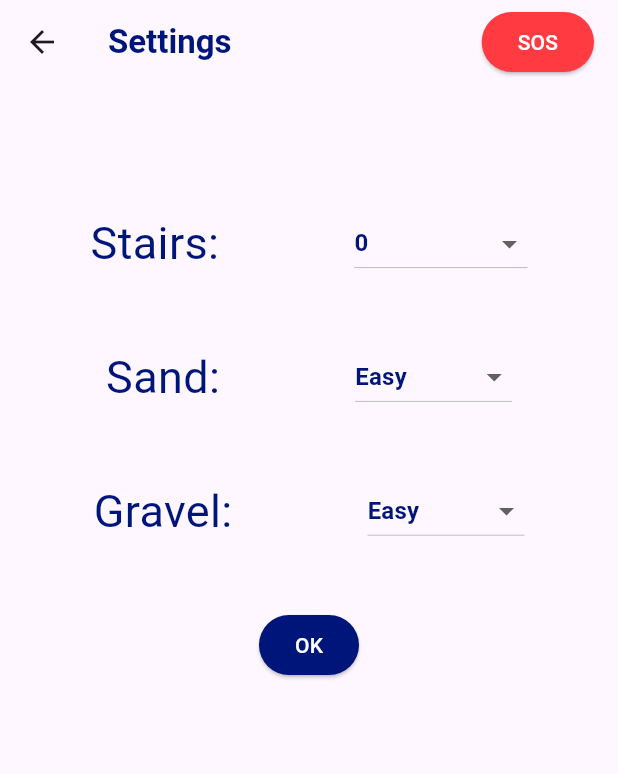
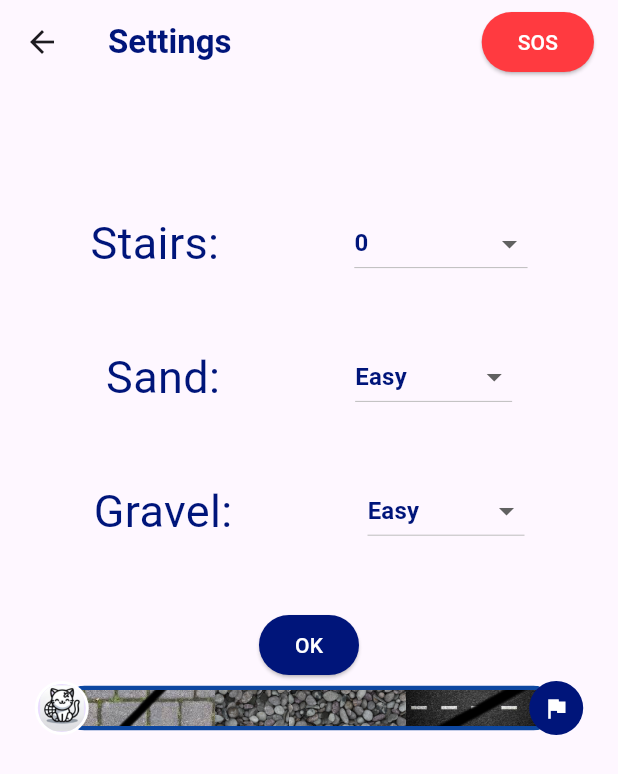
Before and after one commit to SunJet72/ableapp-front, a Flutter app: the SettingsScreen screen opened directly, after a tap on "SOS", on a phone screen of 412 x 824 dp. Shown: the top 774 px of the screen. Run offline on Flutter 3.47's test engine with Material 3 defaults, Android fonts, the phone set to English and light mode, and no system bars; our stand-ins replace equatable, flutter_bloc, flutter_map, flutter_native_splash, get_it, latlong2 and 1 more; missing offline and left inert: flutter_dial_knob, flutter_map_location_marker.

Commit message:
added progress bar

```diff
--- a/lib/features/maps/presentation/screens/settings_screen.dart
+++ b/lib/features/maps/presentation/screens/settings_screen.dart
@@ -2,9 +2,11 @@ import 'package:able_app/config/constants/app_colors.dart';
 import 'package:able_app/config/enums/stairs_enum.dart';
 import 'package:able_app/config/enums/terrain_enum.dart';
 import 'package:able_app/features/maps/presentation/blocs/user/user_bloc.dart';
+import 'package:able_app/features/maps/presentation/shared/progress_bar.dart';
 
 import 'package:flutter/material.dart';
 import 'package:flutter_bloc/flutter_bloc.dart';
+import 'package:url_launcher/url_launcher.dart';
 
 class SettingsScreen extends StatefulWidget {
   const SettingsScreen({super.key});
@@ -21,6 +23,16 @@ class _SettingsScreenState extends State<SettingsScreen> {
   String selectedSand = "?";
   String selectedGravel = "?";
   String selectedLanguage = "English";
+
+
+  void _callPhoneNumber(String number) async {
+  final Uri url = Uri(scheme: 'tel', path: number);
+  if (await canLaunchUrl(url)) {
+    await launchUrl(url);
+  } else {
+   print("Could not laungh $url");
+  }
+}
 
   @override
   Widget build(BuildContext context) {
@@ -39,6 +51,7 @@ class _SettingsScreenState extends State<SettingsScreen> {
             ElevatedButton(
                     onPressed: () {
                     print("mama");
+                    _callPhoneNumber("+4917636089141");
                     },
                     child: const Text(
                       "SOS",
@@ -420,6 +433,7 @@ class _SettingsScreenState extends State<SettingsScreen> {
                 backgroundColor: AppColors.appBlue,
               ),
             ),
+            ProgressBar()
           ],
         ),
       ),
--- /dev/null
+++ b/lib/features/maps/presentation/shared/progress_bar.dart
@@ -0,0 +1,137 @@
+import 'package:able_app/config/constants/app_colors.dart';
+import 'package:flutter/material.dart';
+
+class ProgressBar extends StatefulWidget {
+  const ProgressBar({super.key});
+  final double progress = 0.45; // Прогресс от 0.0 до 1.0
+
+  @override
+  State<ProgressBar> createState() => _ProgressBarState();
+}
+
+class _ProgressBarState extends State<ProgressBar> {
+  final List<String> textures = [
+    'lib/images/coublestone_stairs.png',
+    'lib/images/grawel.jpg',
+    'lib/images/road_stairs.png',
+  ];
+  final List<double> segmentPercents = [0.3, 0.4, 0.3]; // Сумма = 1.0
+
+
+ @override
+Widget build(BuildContext context) {
+  final double barWidth = MediaQuery.of(context).size.width * 0.8;
+  final double barHeight = 30;
+  final double indicatorRadius = 18;
+
+  return SizedBox(
+    width: barWidth + indicatorRadius * 2,
+    height: barHeight + indicatorRadius,
+    child: Stack(
+      alignment: Alignment.center,
+      children: [
+        // Прогрессбар
+        Positioned(
+          left: indicatorRadius,
+          top: (indicatorRadius - barHeight / 2),
+          child: ClipRRect(
+            borderRadius: BorderRadius.circular(20),
+            child: Container(
+              width: barWidth,
+              height: barHeight,
+              decoration: BoxDecoration(
+                border: Border.all(color: Colors.blue[900]!, width: 3),
+                borderRadius: BorderRadius.circular(20),
+              ),
+              child: Stack(
+                children: [
+                  _buildFullSegments(barWidth, barHeight),
+                  _buildProgressOverlay(barWidth, barHeight),
+                ],
+              ),
+            ),
+          ),
+        ),
+
+        // Круглый индикатор пользователя
+        Positioned(
+          left: 0,
+          top: 0,
+          child: CircleAvatar(
+            radius: indicatorRadius,
+            backgroundColor: Colors.white,
+            child: CircleAvatar(
+              radius: indicatorRadius - 2,
+              backgroundImage: AssetImage( 'lib/images/cat_logo.png'),
+
+            ),
+          ),
+        ),
+
+        // Финиш-флаг
+        Positioned(
+          right: 0,
+          top: 0,
+          child: CircleAvatar(
+            radius: indicatorRadius,
+            backgroundColor: AppColors.appBlue,
+            child: Icon(Icons.flag, color: Colors.white, size: 18),
+          ),
+        ),
+      ],
+    ),
+  );
+}
+
+
+  /// Фон: все текстуры по очереди
+  Widget _buildFullSegments(double totalWidth, double height) {
+    return Row(
+  children: List.generate(textures.length, (i) {
+    return Expanded(
+      flex: (segmentPercents[i] * 1000).round(), // Пропорции в целых числах
+      child: Image.asset(
+        textures[i],
+        fit: BoxFit.cover,
+        height: height,
+      ),
+    );
+  }),
+);
+  }
+
+  /// Прогресс-оверлей: только частично заполняет
+  Widget _buildProgressOverlay(double totalWidth, double height) {
+    List<Widget> progressSegments = [];
+    double usedProgress = 0;
+
+    for (int i = 0; i < textures.length; i++) {
+      double maxSegmentProgress = segmentPercents[i];
+      double segmentWidth = totalWidth * maxSegmentProgress;
+
+      if (widget.progress <= usedProgress) break;
+
+      double progressInSegment = (widget.progress - usedProgress).clamp(0, maxSegmentProgress);
+      double widthFactor = progressInSegment / maxSegmentProgress;
+
+      progressSegments.add(
+        ClipRect(
+          child: Align(
+            alignment: Alignment.centerLeft,
+            widthFactor: widthFactor,
+            child: Image.asset(
+              textures[i],
+              fit: BoxFit.cover,
+              width: segmentWidth,
+              height: height,
+            ),
+          ),
+        ),
+      );
+
+      usedProgress += maxSegmentProgress;
+    }
+
+    return Row(children: progressSegments);
+  }
+}
--- a/lib/main.dart
+++ b/lib/main.dart
@@ -1,4 +1,5 @@
 import 'package:able_app/features/maps/presentation/screens/landing_screen.dart';
+import 'package:able_app/features/maps/presentation/screens/settings_screen.dart';
 import 'package:flutter/material.dart';
 import 'package:flutter/services.dart';
 import 'package:flutter_bloc/flutter_bloc.dart';
@@ -34,8 +35,8 @@ class AbleApp extends StatelessWidget {
         themeMode: ThemeMode.light,
         theme: AppTheme.light,
       // home:  MainMapScreen(),
-       //home:  SettingsScreen(),
-        home:  const LandingScreen(),
+       home:  SettingsScreen(),
+       // home:  const LandingScreen(),
       ),
     );
   }
--- a/pubspec.yaml
+++ b/pubspec.yaml
@@ -25,6 +25,7 @@ dependencies:
   flutter_dial_knob: ^0.0.3
   get_it: ^8.0.3
   http: ^1.3.0
+  url_launcher: ^6.3.1
 
 dev_dependencies:
   flutter_test:
```
Also changed, not shown: lib/images/coublestone_stairs.png (added), lib/images/grawel.jpg (added), lib/images/grawel_stairs.png (added), lib/images/road.jpg (added), lib/images/road_stairs.png (added), pubspec.lock, 1 other file.
